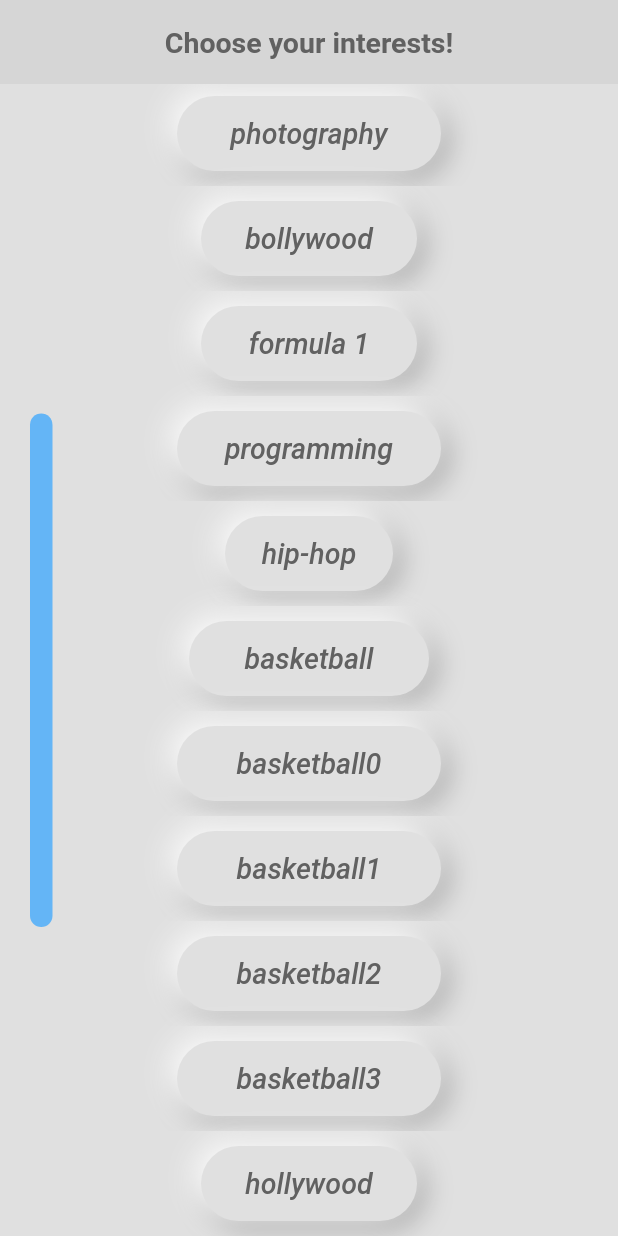
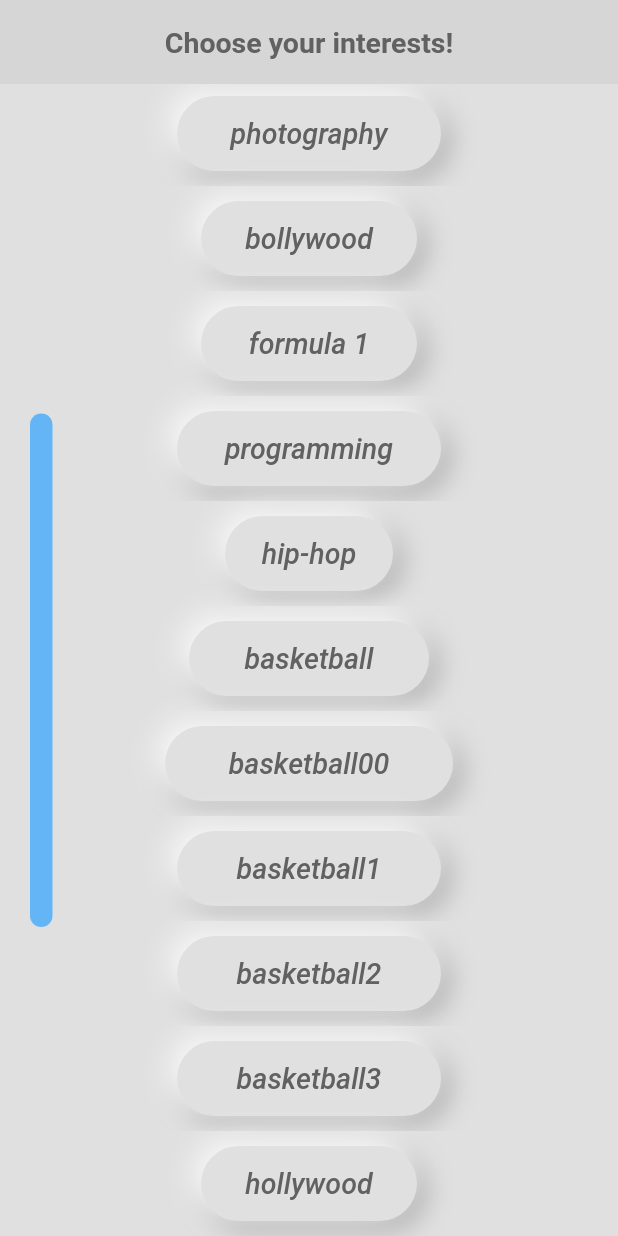
Before and after one commit to sanidhyas3s/auito_personal, a Flutter app: the screen it shows after launch, scrolled down 282 dp, on a phone screen of 412 x 824 dp. Run offline on Flutter 3.47's test engine with Material 2 defaults, Android fonts, the phone set to English and light mode, and no system bars; our stand-ins replace webview_flutter, youtube_player_flutter.

Commit message:
(ignore just a trial, again)

```diff
--- a/week2/lib/main.dart
+++ b/week2/lib/main.dart
@@ -29,7 +29,7 @@ class _InterestsSelectionState extends State<InterestsSelection> {
     Interest(name: 'programming'),
     Interest(name: 'hip-hop'),
     Interest(name: 'basketball'),
-    Interest(name: 'basketball0'),
+    Interest(name: 'basketball00'),
     Interest(name: 'basketball1'),
     Interest(name: 'basketball2'),
     Interest(name: 'basketball3'),
```
